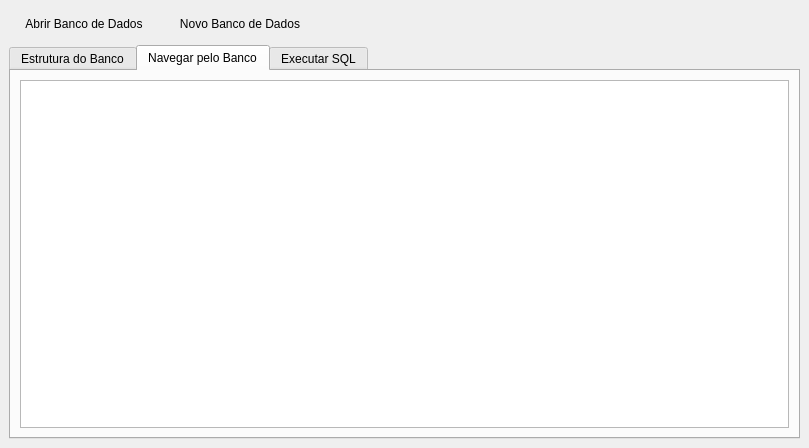
Above: resources/ui/sqliteui.ui from RshaCuDeVidro/sqliteUI before the change. Below: the same form after it.
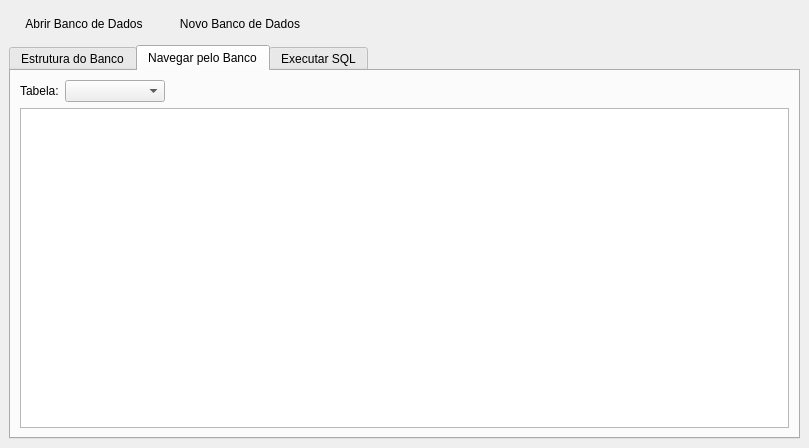
That is the form after the change. The open tabs and pages were chosen to show the change.

```diff
--- a/resources/ui/sqliteui.ui
+++ b/resources/ui/sqliteui.ui
@@ -110,12 +110,53 @@
        </layout>
       </widget>
       <widget class="QWidget" name="Navegar">
+       <property name="layoutDirection">
+        <enum>Qt::LayoutDirection::LeftToRight</enum>
+       </property>
        <attribute name="title">
         <string>Navegar pelo Banco</string>
        </attribute>
        <layout class="QHBoxLayout" name="horizontalLayout_2">
         <item>
-         <widget class="QTableWidget" name="tableWidget_2"/>
+         <layout class="QVBoxLayout" name="verticalLayout_3">
+          <item>
+           <layout class="QHBoxLayout" name="horizontalLayout_4">
+            <item>
+             <widget class="QLabel" name="label">
+              <property name="text">
+               <string>Tabela:</string>
+              </property>
+             </widget>
+            </item>
+            <item>
+             <widget class="QComboBox" name="comboBox">
+              <property name="minimumSize">
+               <size>
+                <width>100</width>
+                <height>0</height>
+               </size>
+              </property>
+             </widget>
+            </item>
+            <item>
+             <spacer name="horizontalSpacer_2">
+              <property name="orientation">
+               <enum>Qt::Orientation::Horizontal</enum>
+              </property>
+              <property name="sizeHint" stdset="0">
+               <size>
+                <width>40</width>
+                <height>20</height>
+               </size>
+              </property>
+             </spacer>
+            </item>
+           </layout>
+          </item>
+          <item>
+           <widget class="QTableWidget" name="tableWidget_2"/>
+          </item>
+         </layout>
         </item>
        </layout>
       </widget>
```
Left out of the diff: 4 changed lines with no effect on the pictures.
